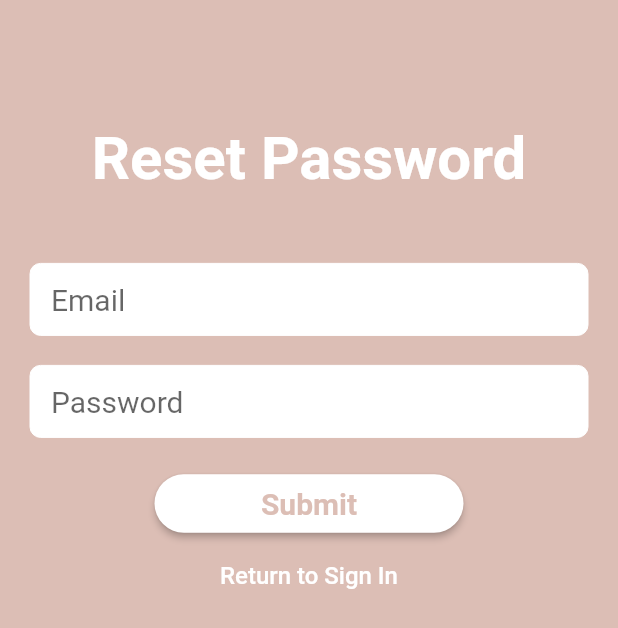
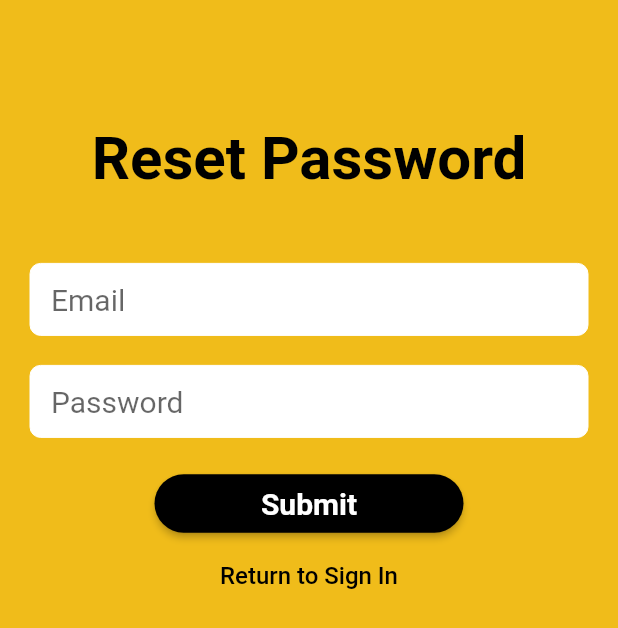
Before and after one commit to nadjwarazali/pawspital_app, a Flutter app: the screen it shows after launch, after a tap on "Sign In", after a tap on "Forgot Password?", on a phone screen of 412 x 824 dp. Shown: the top 628 px of the screen. Run offline on Flutter 3.47's test engine with Material 2 defaults, Android fonts, the phone set to English and light mode, and no system bars; drawn by our look-alikes of auto_size_text; our stand-ins replace cloud_firestore, curved_navigation_bar, firebase_auth, flutter_local_notifications, flutter_spinkit, google_sign_in; missing offline and left inert: flutter_auth_buttons; accounts and stored records are empty.

Commit message:
added Notification and Bluetooth function. Fixed Layout and Improve some interface

```diff
--- a/lib/main.dart
+++ b/lib/main.dart
@@ -1,14 +1,39 @@
 import 'package:cloud_firestore/cloud_firestore.dart';
 import 'package:flutter/material.dart';
+import 'package:flutter_local_notifications/flutter_local_notifications.dart';
 import 'package:pawspitalapp/services/provider_widget.dart';
 import 'package:pawspitalapp/screens/authenticate/first_view.dart';
 import 'package:pawspitalapp/screens/authenticate/sign_up_view.dart';
 import 'package:pawspitalapp/services/auth_service.dart';
 import 'package:flutter/cupertino.dart';
-
 import 'navigation.dart';
 
-void main() => runApp(MyApp());
+final FlutterLocalNotificationsPlugin flutterLocalNotificationsPlugin =
+    FlutterLocalNotificationsPlugin();
+
+void main() async{
+  WidgetsFlutterBinding.ensureInitialized();
+
+  var initializationSettingsAndroid =
+      AndroidInitializationSettings('app_icon');
+  var initializationSettingsIOS =
+  IOSInitializationSettings(
+    requestAlertPermission: true,
+    requestBadgePermission: true,
+    requestSoundPermission: true,
+    onDidReceiveLocalNotification:
+    (int id, String title, String body, String payload) async {});
+  var initializationSettings = InitializationSettings(
+    initializationSettingsAndroid, initializationSettingsIOS
+  );
+  await flutterLocalNotificationsPlugin.initialize(initializationSettings,
+  onSelectNotification: (String payload)async {
+    if (payload !=null){
+      debugPrint('notification payload:' + payload);
+    }
+  });
+  runApp(MyApp());
+}
 
 class MyApp extends StatelessWidget {
   @override
@@ -18,9 +43,23 @@ class MyApp extends StatelessWidget {
         db: Firestore.instance,
         child: MaterialApp(
           title: "Pawspital",
-//        theme: ThemeData(
-//          primarySwatch: Colors.grey,
-//        ),
+          theme: ThemeData(
+          // Define the default brightness and colors.
+//          brightness: Brightness.dark,
+          primaryColor: Color.fromRGBO(240, 188, 26, 1),
+          accentColor: Colors.amber,
+
+          // Define the default font family.
+//          fontFamily: 'Roboto',
+
+          // Define the default TextTheme. Use this to specify the default
+          // text styling for headlines, titles, bodies of text, and more.
+//          textTheme: TextTheme(
+//          headline1: TextStyle(fontSize: 72.0, fontWeight: FontWeight.bold),
+//          headline6: TextStyle(fontSize: 36.0, fontStyle: FontStyle.italic),
+//          bodyText2: TextStyle(fontSize: 14.0, fontFamily: 'Hind'),
+//          ),
+          ),
           home: HomeController(),
           routes: <String, WidgetBuilder>{
             '/home': (BuildContext context) => HomeController(),
--- a/lib/screens/activity/activity.dart
+++ b/lib/screens/activity/activity.dart
@@ -1,5 +1,7 @@
 import 'package:flutter/material.dart';
 import 'package:pawspitalapp/screens/activity/stats_view.dart';
+
+import 'bluetooth_device.dart';
 
 class Activity extends StatelessWidget {
   @override
@@ -36,9 +38,7 @@ class Activity extends StatelessWidget {
               Navigator.push(
                 context,
                 MaterialPageRoute(
-                    builder: (context) => StatsView(
-//                      reminder: newReminder,
-                    )),
+                    builder: (context) => FlutterBlueApp()),
               );
             },
             child: Padding(
--- a/lib/screens/authenticate/first_view.dart
+++ b/lib/screens/authenticate/first_view.dart
@@ -3,7 +3,7 @@ import 'package:flutter/material.dart';
 import 'package:pawspitalapp/services/custom_dialog.dart';
 
 class FirstView extends StatelessWidget {
-  final primaryColor = const Color.fromRGBO(220, 190, 181, 1);
+  final primaryColor = const Color.fromRGBO(240, 188, 26, 1);
 
   @override
   Widget build(BuildContext context) {
--- a/lib/screens/authenticate/sign_up_view.dart
+++ b/lib/screens/authenticate/sign_up_view.dart
@@ -6,8 +6,7 @@ import 'package:flutter_spinkit/flutter_spinkit.dart';
 import 'package:flutter_auth_buttons/flutter_auth_buttons.dart';
 
 // TODO move this to tone location
-//final primaryColor = const Color.fromRGBO(220, 190, 181, 1);
-final primaryColor = const Color.fromRGBO(220, 190, 181, 1);
+final primaryColor = const Color.fromRGBO(240, 188, 26, 1);
 
 enum AuthFormType { signIn, signUp, reset, anonymous, convert }
 
@@ -110,17 +109,18 @@ class _SignUpViewState extends State<SignUpView> {
             mainAxisAlignment: MainAxisAlignment.center,
             children: <Widget>[
               SpinKitDoubleBounce(
-                color: Colors.white,
+                color: Colors.black,
               ),
               AutoSizeText(
                 "Loading",
-                style: TextStyle(color: Colors.white),
+                style: TextStyle(color: Colors.black),
               ),
             ],
           ));
     } else {
       return Scaffold(
-        body: Container(
+        body: SingleChildScrollView(
+          child: Container(
             color: primaryColor,
             height: _height,
             width: _width,
@@ -141,6 +141,7 @@ class _SignUpViewState extends State<SignUpView> {
                     ),
                   ),
                 ],
+              ),
             ),
           ),
         ),
@@ -199,7 +200,7 @@ class _SignUpViewState extends State<SignUpView> {
       _headerText,
       maxLines: 1,
       textAlign: TextAlign.center,
-      style: TextStyle(fontSize: 40, color: Colors.white, fontWeight: FontWeight.w700),
+      style: TextStyle(fontSize: 40, color: Colors.black, fontWeight: FontWeight.w700),
     );
   }
 
@@ -284,15 +285,18 @@ class _SignUpViewState extends State<SignUpView> {
     }
 
     return [
-
+      Padding(
+        padding: const EdgeInsets.only(left: 225),
+        child: showForgotPassword(_showForgotPassword),
+      ),
       SingleChildScrollView(
         child: Container(
           width: MediaQuery.of(context).size.width * 0.5,
           child: RaisedButton(
             shape:
                 RoundedRectangleBorder(borderRadius: BorderRadius.circular(30.0)),
-            color: Colors.white,
-            textColor: primaryColor,
+            color: Colors.black,
+            textColor: Colors.white,
             child: Padding(
               padding: const EdgeInsets.all(8.0),
               child: Text(
@@ -304,7 +308,6 @@ class _SignUpViewState extends State<SignUpView> {
           ),
         ),
       ),
-      showForgotPassword(_showForgotPassword),
       FlatButton(
         child: Padding(
           padding: const EdgeInsets.only(
@@ -312,7 +315,7 @@ class _SignUpViewState extends State<SignUpView> {
           child: Text(
             _switchButtonText,
             style: TextStyle(
-              color: Colors.white,
+              color: Colors.black,
               fontSize: 16,
             ),
           ),
@@ -333,7 +336,7 @@ class _SignUpViewState extends State<SignUpView> {
       child: FlatButton(
         child: Text(
           "Forgot Password?",
-          style: TextStyle(color: Colors.white),
+          style: TextStyle(color: Colors.black),
         ),
         onPressed: () {
           setState(() {
@@ -351,7 +354,7 @@ class _SignUpViewState extends State<SignUpView> {
       child: Column(
         children: <Widget>[
           Divider(
-            color: Colors.white,
+            color: Colors.black,
           ),
           SizedBox(height: 10),
           GoogleSignInButton(
--- a/lib/screens/pet/pet_register.dart
+++ b/lib/screens/pet/pet_register.dart
@@ -31,7 +31,7 @@ class _PetRegisterState extends State<PetRegister> {
     return Scaffold(
       appBar: AppBar(
         title: Text("Add Pet"),
-        backgroundColor: Color.fromRGBO(220, 190, 181, 1),
+        backgroundColor: Color.fromRGBO(240, 188, 26, 1),
       ),
       body: Center(
         child: SingleChildScrollView(
--- a/lib/services/provider_widget.dart
+++ b/lib/services/provider_widget.dart
@@ -15,4 +15,5 @@ class Provider extends InheritedWidget {
 
   static Provider of(BuildContext context) =>
       (context.dependOnInheritedWidgetOfExactType<Provider>());
+
 }
--- a/pubspec.yaml
+++ b/pubspec.yaml
@@ -36,7 +36,11 @@ dependencies:
   auto_size_text: ^2.1.0
   flutter_auth_buttons: ^0.8.0
   google_sign_in: ^4.4.6
-  flutter_local_notifications: ^1.3.0
+  flutter_local_notifications: ^1.4.4+4
+  rxdart: ^0.24.1
+  flutter_blue: ^0.7.2
+  firebase_storage: ^3.1.5
+  image_picker: ^0.6.7+7
 
 dev_dependencies:
   flutter_test:
```
Also changed, not shown: lib/screens/profile/edit_profile.dart (+1 -16 lines), lib/screens/profile/profile.dart (+9 -1 lines), lib/screens/reminder/add_reminder.dart (+53 -30 lines), lib/screens/reminder/reminder_view.dart (+50 -102 lines), lib/services/auth_service.dart (+21 -0 lines), pubspec.lock, 4 other files. Lines whose indentation alone changed are shown as unchanged.
